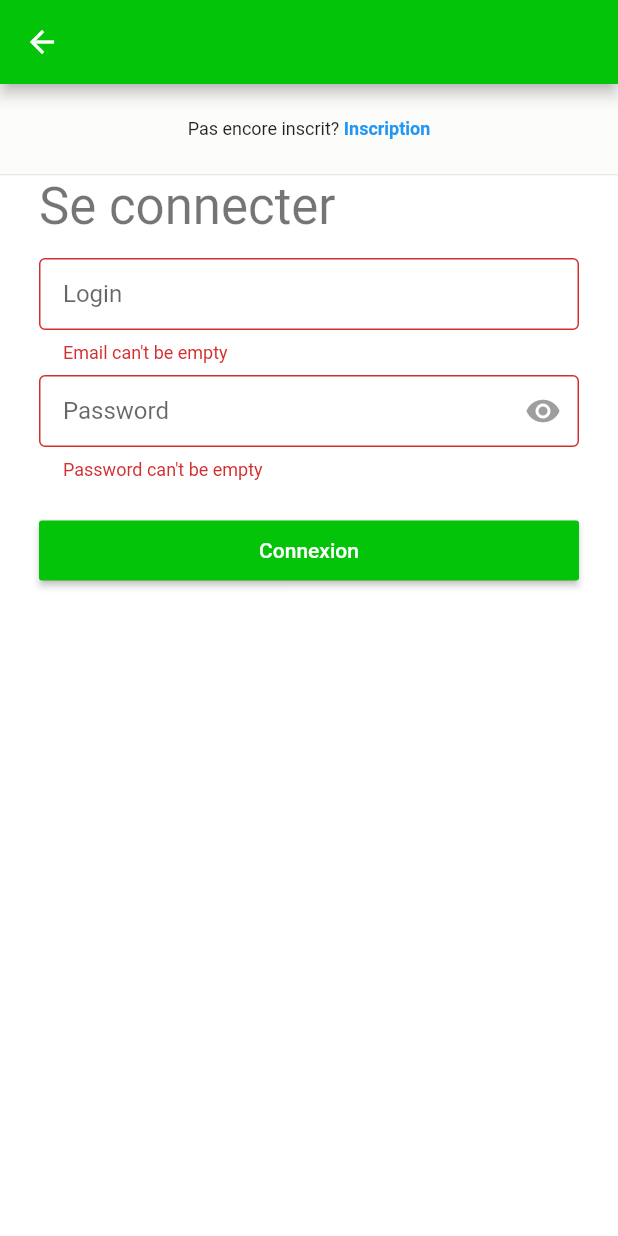
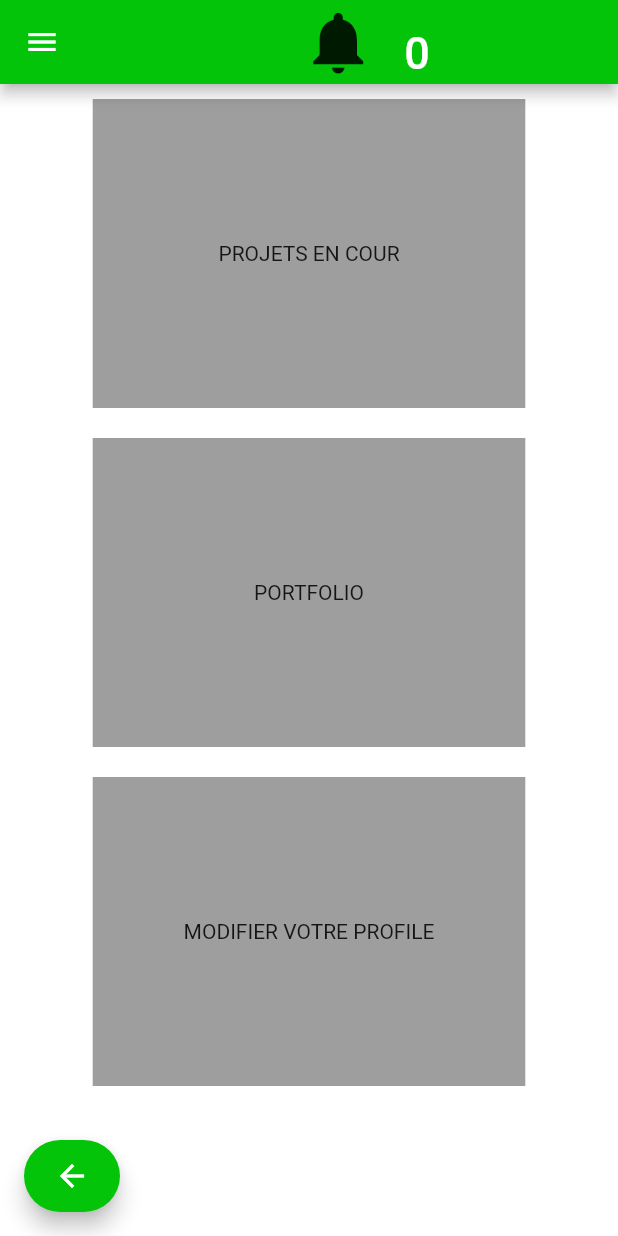
Before and after one commit to Ebodherve/FreelanceDS, a Flutter app: the ConnexionPage screen opened directly, after a tap on "Connexion", on a phone screen of 412 x 824 dp. Run offline on Flutter 3.47's test engine with Material 2 defaults, Android fonts, the phone set to English and light mode, and no system bars; accounts and stored records are empty.

Commit message:
Premiere ajout

```diff
--- a/front/lib/pages/connexion.dart
+++ b/front/lib/pages/connexion.dart
@@ -1,4 +1,5 @@
 import 'package:flutter/material.dart';
+import 'package:front/pages/dashboard.dart';
 
 class ConnexionPage extends StatefulWidget {
   @override
@@ -97,9 +98,15 @@ class _ConnexionPageState extends State<ConnexionPage> with RegisterAuth {
                         // color: const Color(0xff449b76),
                         color: Color.fromARGB(255, 3, 196, 9),
                         onPressed: () {
-                          register();
+                          //register();
+                          Navigator.push(
+                              context,
+                              MaterialPageRoute(
+                                  builder: (context) => DashboardPage()));
                         },
-                        child: isLoading
+                        child: Text("Connexion",
+                            style: TextStyle(color: Colors.white)),
+                        /*child: isLoading
                             ? const SizedBox(
                                 width: 20.0,
                                 height: 20.0,
@@ -107,7 +114,7 @@ class _ConnexionPageState extends State<ConnexionPage> with RegisterAuth {
                                   strokeWidth: 2.0,
                                 ))
                             : const Text("Connexion",
-                                style: TextStyle(color: Colors.white)),
+                                style: TextStyle(color: Colors.white)),*/
                       ),
                     ),
                   ],
@@ -180,7 +187,7 @@ abstract class RegisterAuth {
 
   bool isLoading = false;
 
-  Future register();
+  //Future register();
 }
 
 class InputValidator {
--- /dev/null
+++ b/front/lib/pages/dashboard.dart
@@ -0,0 +1,111 @@
+import 'package:flutter/gestures.dart';
+import 'package:flutter/material.dart';
+
+import 'package:front/widgets/navbar_widgets.dart';
+
+class DashboardPage extends StatefulWidget {
+  @override
+  _DashboardPage createState() => _DashboardPage();
+}
+
+class _DashboardPage extends State<DashboardPage> {
+  @override
+  Widget build(BuildContext context) {
+    return Scaffold(
+      appBar: AppBar(
+        title: Center(
+          child: Wrap(
+              crossAxisAlignment: WrapCrossAlignment.end,
+              spacing: 0.0,
+              children: [
+                MaterialButton(
+                  onPressed: () {},
+                  child: Icon(
+                    Icons.notifications,
+                    size: 50,
+                  ),
+                ),
+                Text(
+                  '0',
+                  style: TextStyle(fontSize: 30),
+                )
+              ]),
+        ),
+        backgroundColor: Color.fromARGB(255, 3, 196, 9),
+      ),
+      backgroundColor: const Color(0xffffffff),
+      body: SafeArea(
+        child: Center(
+          child: Column(
+            crossAxisAlignment: CrossAxisAlignment.center,
+            children: <Widget>[
+              Padding(
+                padding: EdgeInsets.all(10),
+                child: GestureDetector(
+                  child: SizedBox(
+                    height: MediaQuery.of(context).size.height * 0.25,
+                    width: MediaQuery.of(context).size.width * 0.7,
+                    child: Container(
+                      color: Colors.grey,
+                      child: Center(
+                        child: Text("PROJETS EN COUR"),
+                      ),
+                    ),
+                  ),
+                  onTap: () {
+                    print("PROJETS EN COUR");
+                  },
+                ),
+              ),
+              Padding(
+                padding: EdgeInsets.all(10),
+                child: GestureDetector(
+                  child: SizedBox(
+                    height: MediaQuery.of(context).size.height * 0.25,
+                    width: MediaQuery.of(context).size.width * 0.70,
+                    child: Container(
+                      color: Colors.grey,
+                      child: Center(
+                        child: Text("PORTFOLIO"),
+                      ),
+                    ),
+                  ),
+                  onTap: () {
+                    print("PORTFOLIO");
+                  },
+                ),
+              ),
+              Padding(
+                padding: EdgeInsets.all(10),
+                child: GestureDetector(
+                  child: SizedBox(
+                    height: MediaQuery.of(context).size.height * 0.25,
+                    width: MediaQuery.of(context).size.width * 0.70,
+                    child: Container(
+                      color: Colors.grey,
+                      child: Center(
+                        child: Text("MODIFIER VOTRE PROFILE"),
+                      ),
+                    ),
+                  ),
+                  onTap: () {
+                    print("PROFILE");
+                  },
+                ),
+              ),
+            ],
+          ),
+        ),
+      ),
+      floatingActionButtonLocation: FloatingActionButtonLocation.startFloat,
+      floatingActionButton: FloatingActionButton.extended(
+        onPressed: () {
+          Navigator.pop(context);
+        },
+        label: Icon(Icons.arrow_back),
+        backgroundColor: Color.fromARGB(255, 3, 196, 9),
+      ),
+      drawer: DrawerNavWidget(),
+    );
+  }
+}
--- /dev/null
+++ b/front/lib/pages/projects.dart
@@ -0,0 +1,16 @@
+import 'package:flutter/gestures.dart';
+import 'package:flutter/material.dart';
+
+import 'package:front/widgets/navbar_widgets.dart';
+
+class ProjectsPage extends StatefulWidget {
+  @override
+  _ProjectsPage createState() => _ProjectsPage();
+}
+
+class _ProjectsPage extends State<ProjectsPage> {
+  @override
+  Widget build(BuildContext context) {
+    return Scaffold();
+  }
+}
--- /dev/null
+++ b/front/lib/widgets/navbar_widgets.dart
@@ -0,0 +1,30 @@
+import 'package:flutter/material.dart';
+
+/*
+import 'package:front/widgets/navbar_widgets.dart';
+import 'package:front/widgets/navbar_widgets.dart';
+import 'package:front/widgets/navbar_widgets.dart';
+*/
+import 'package:front/widgets/navbar_widgets.dart';
+
+class DrawerNavWidget extends StatefulWidget {
+  @override
+  _DrawerNavWidget createState() => _DrawerNavWidget();
+}
+
+class _DrawerNavWidget extends State<DrawerNavWidget> {
+  @override
+  Widget build(BuildContext context) {
+    return Drawer(
+      child: ListView(children: [
+        DrawerHeader(
+          child: Text("Entete"),
+          decoration: BoxDecoration(color: Color.fromARGB(255, 3, 196, 9)),
+        ),
+        ListTile(onTap: () {}, title: Text("ENTREPRISES")),
+        ListTile(onTap: () {}, title: Text("EXPERTS")),
+        ListTile(onTap: () {}, title: Text("PROJETS")),
+      ]),
+    );
+  }
+}
```
Also changed, not shown: front/lib/pages/experts.dart (added).
